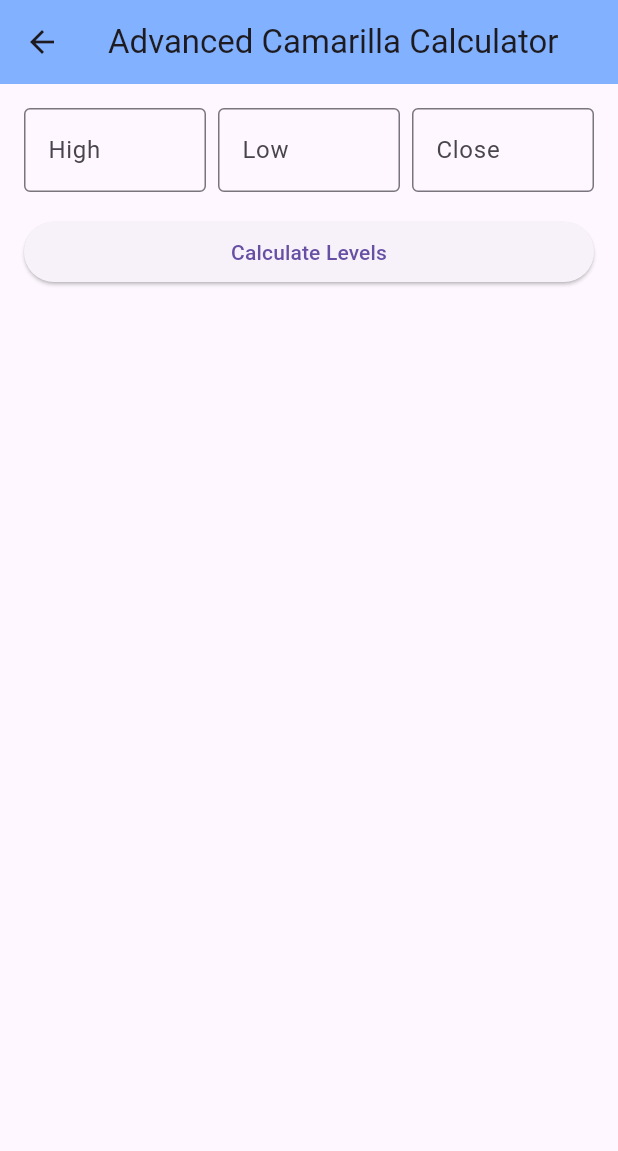
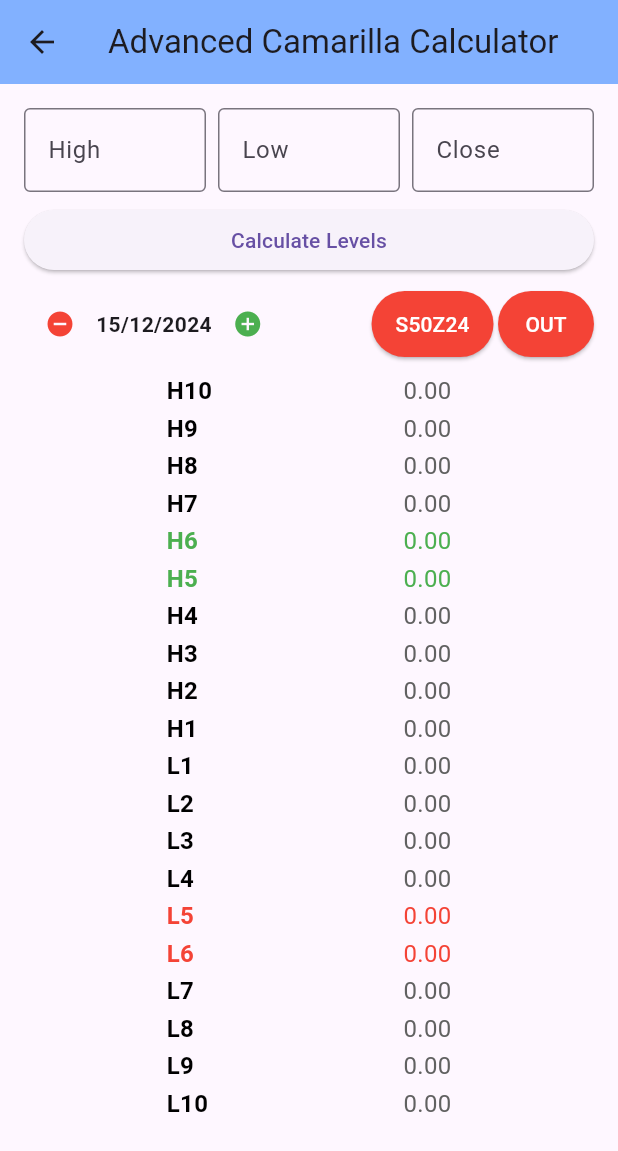
Before and after one commit to PunnawitAck3003/AckFibonacciCalculator, a Flutter app: the screen it shows after launch, after a tap on "Advanced Camarilla Trading Calculator", on a phone screen of 412 x 824 dp. Shown: the top 1151 px of the screen. Run offline on Flutter 3.47's test engine with Material 3 defaults, Android fonts, the phone set to English and light mode, and no system bars.

Commit message:
date_component

```diff
--- a/lib/advanced_carmarilla.dart
+++ b/lib/advanced_carmarilla.dart
@@ -1,4 +1,5 @@
 import 'package:flutter/material.dart';
+import 'package:flutter_application_fib1/custom_date.dart';
 
 class CamarillaCalculatorPage extends StatefulWidget {
   @override
@@ -11,7 +12,25 @@ class _CamarillaCalculatorPageState extends State<CamarillaCalculatorPage> {
   final TextEditingController _lowController = TextEditingController();
   final TextEditingController _closeController = TextEditingController();
 
-  Map<String, double>? _camarillaLevels;
+  Map<String, double> _camarillaLevels = {}; // Default levels
+
+  @override
+  void initState() {
+    super.initState();
+    _calculateDefaultLevels();
+  }
+
+  void _calculateDefaultLevels() {
+    // Default dummy values for high, low, close
+    const double high = 1;
+    const double low = 1;
+    const double close = 0;
+    final double range = high - low;
+
+    setState(() {
+      _camarillaLevels = _generateCamarillaLevels(high, low, close, range);
+    });
+  }
 
   void _calculateCamarillaLevels() {
     final double? high = double.tryParse(_highController.text);
@@ -24,9 +43,6 @@ class _CamarillaCalculatorPageState extends State<CamarillaCalculatorPage> {
         _camarillaLevels = _generateCamarillaLevels(high, low, close, range);
       });
     } else {
-      setState(() {
-        _camarillaLevels = null;
-      });
       ScaffoldMessenger.of(context).showSnackBar(
         SnackBar(
             content: Text('Please enter valid high, low, and close values.')),
@@ -36,31 +52,84 @@ class _CamarillaCalculatorPageState extends State<CamarillaCalculatorPage> {
 
   Map<String, double> _generateCamarillaLevels(
       double high, double low, double close, double range) {
-    //const double k = 0.55;
-    //const double m = 0.475;
-
     return {
       'H10': close + (1.7798 * range),
-      'H9': close + (1.65 * range),//1.1*1.5
-      'H8': close + (1.5202 * range),
-      'H7': close + (1.3596 * range),
-      'H6': (high/low)*close,//c
-      'H5': ((high/low)*close + close + (0.55 * range))/2,
-      'H4': close + (0.55 * range),//1.1/2
-      'H3': close + (0.275 * range),//1.1/4
-      'H2': close + (0.18333333 * range),//1.1/6
-      'H1': close + (0.09166666 * range),//1.1/12
-      'L1': close - (0.09166666 * range),
-      'L2': close - (0.18333333 * range),
-      'L3': close - (0.275 * range),
-      'L4': close - (0.55 * range),
-      'L5': 2*close - ((high/low)*close + close + (0.55 * range))/2,
-      'L6': close - (((high/low)*close)-close),
-      'L7': close - (1.3596 * range),
-      'L8': close - (1.5202 * range),
-      'L9': close - (1.65 * range),
+      'H9': close + (1.65 * range),
+      'H8 ': close + (1.5202 * range),
+      'H7 ': close + (1.3596 * range),
+      'H6 ': (high / low) * close,
+      'H5 ': ((high / low) * close + close + (0.55 * range)) / 2,
+      'H4 ': close + (0.55 * range),
+      'H3 ': close + (0.275 * range),
+      'H2 ': close + (0.18333333 * range),
+      'H1 ': close + (0.09166666 * range),
+      'L1 ': close - (0.09166666 * range),
+      'L2 ': close - (0.18333333 * range),
+      'L3 ': close - (0.275 * range),
+      'L4 ': close - (0.55 * range),
+      'L5 ': 2 * close - ((high / low) * close + close + (0.55 * range)) / 2,
+      'L6 ': close - (((high / low) * close) - close),
+      'L7 ': close - (1.3596 * range),
+      'L8 ': close - (1.5202 * range),
+      'L9 ': close - (1.65 * range),
       'L10': close - (1.7798 * range),
     };
+  }
+
+  Widget _buildCamarillaLevels() {
+    return LayoutBuilder(
+      builder: (context, constraints) {
+        final double horizontalPadding = constraints.maxWidth / 4;
+
+        return ListView(
+          children: _camarillaLevels.entries.map((entry) {
+            final String key = entry.key.trim();
+            final double value = entry.value;
+            final bool isImportantGreen = key == 'H5' || key == 'H6';
+            final bool isImportantRed = key == 'L5' || key == 'L6';
+
+            return Padding(
+              padding: EdgeInsets.symmetric(
+                  horizontal: horizontalPadding,
+                  vertical: 1.0), // Responsive padding
+              child: Row(
+                crossAxisAlignment: CrossAxisAlignment.center,
+                children: [
+                  // Key aligned to left
+                  Expanded(
+                    child: Text(
+                      key,
+                      style: TextStyle(
+                        fontWeight: FontWeight.bold,
+                        color: isImportantGreen
+                            ? Colors.green
+                            : isImportantRed
+                                ? Colors.red
+                                : Colors.black,
+                        fontSize: 16,
+                      ),
+                    ),
+                  ),
+                  // Value aligned to right
+                  Text(
+                    value.toStringAsFixed(2),
+                    textAlign: TextAlign.right,
+                    style: TextStyle(
+                      color: isImportantGreen
+                          ? Colors.green
+                          : isImportantRed
+                              ? Colors.red
+                              : Colors.grey[700],
+                      fontSize: 16,
+                    ),
+                  ),
+                ],
+              ),
+            );
+          }).toList(),
+        );
+      },
+    );
   }
 
   @override
@@ -113,35 +182,16 @@ class _CamarillaCalculatorPageState extends State<CamarillaCalculatorPage> {
                 ),
               ],
             ),
-            SizedBox(height: 16),
+            SizedBox(height: 8),
             ElevatedButton(
               onPressed: _calculateCamarillaLevels,
               child: Text('Calculate Levels'),
             ),
-            SizedBox(height: 24),
-            if (_camarillaLevels != null)
-              Expanded(
-                child: ListView(
-                  children: _camarillaLevels!.entries.map((entry) {
-                    return Padding(
-                      padding: const EdgeInsets.symmetric(vertical: 4.0),
-                      child: Row(
-                        mainAxisAlignment: MainAxisAlignment.spaceAround,
-                        children: [
-                          Text(
-                            '${entry.key}',
-                            style: TextStyle(fontWeight: FontWeight.bold),
-                          ),
-                          Text(
-                            '${entry.value.toStringAsFixed(2)}',
-                            style: TextStyle(color: Colors.grey[700]),
-                          ),
-                        ],
-                      ),
-                    );
-                  }).toList(),
-                ),
-              ),
+            SizedBox(height: 8),
+            // date time component here
+            DateButtonComponent(),
+            SizedBox(height: 8),
+            Expanded(child: _buildCamarillaLevels()), // Levels shown here
           ],
         ),
       ),
--- /dev/null
+++ b/lib/custom_date.dart
@@ -0,0 +1,140 @@
+import 'package:flutter/material.dart';
+import 'package:intl/intl.dart';
+
+class DateButtonComponent extends StatefulWidget {
+  @override
+  _DateButtonComponentState createState() => _DateButtonComponentState();
+}
+
+class _DateButtonComponentState extends State<DateButtonComponent> {
+  DateTime _selectedDate1 = DateTime.now();
+  DateTime _selectedDate2 = DateTime.now();
+  bool _isOut = true;
+  bool _isS50 = true;
+
+  String _formatDate(DateTime date) {
+    return DateFormat('dd/MM/yyyy').format(date);
+  }
+
+  void _changeDate(int days, int dateIndex) {
+    setState(() {
+      if (dateIndex == 1) {
+        _selectedDate1 = _selectedDate1.add(Duration(days: days));
+      } else {
+        _selectedDate2 = _selectedDate2.add(Duration(days: days));
+      }
+    });
+  }
+
+  void _toggleOutIn() {
+    setState(() {
+      _isOut = !_isOut;
+    });
+  }
+
+  String _generateButtonText(bool isS50) {
+    final month = _selectedDate1.month;
+    final yearLastTwoDigits = _selectedDate1.year.toString().substring(2);
+
+    String suffix = '';
+    if (month >= 1 && month <= 3) {
+      suffix = 'H';
+    } else if (month >= 4 && month <= 6) {
+      suffix = 'M';
+    } else if (month >= 7 && month <= 9) {
+      suffix = 'U';
+    } else {
+      suffix = 'Z';
+    }
+
+    return isS50
+        ? 'S50$suffix$yearLastTwoDigits'
+        : 'GO$suffix$yearLastTwoDigits';
+  }
+
+  @override
+  Widget build(BuildContext context) {
+    return Row(
+      crossAxisAlignment: CrossAxisAlignment.center,
+      children: [
+        if (!_isS50)
+          _buildDateComponent(
+            date: _selectedDate2,
+            onAdd: () => _changeDate(1, 2),
+            onSubtract: () => _changeDate(-1, 2),
+          ),
+        if (!_isS50)
+          Text(
+            'to',
+            style: TextStyle(fontSize: 14, fontWeight: FontWeight.bold),
+          ),
+        _buildDateComponent(
+          date: _selectedDate1,
+          onAdd: () => _changeDate(1, 1),
+          onSubtract: () => _changeDate(-1, 1),
+        ),
+        Spacer(), // Pushes everything after this to the right
+        Row(
+          mainAxisSize: MainAxisSize.min, // Groups the buttons together
+          children: [
+            ElevatedButton(
+              onPressed: () {
+                setState(() {
+                  _isS50 = !_isS50;
+                });
+              },
+              style: ElevatedButton.styleFrom(
+                padding: EdgeInsets.symmetric(vertical: 12, horizontal: 16),
+                backgroundColor:
+                    _isS50 ? Colors.red : Colors.amber, // Background color
+                foregroundColor: Colors.white, // Text color
+              ),
+              child: Text(
+                _generateButtonText(_isS50),
+                style: TextStyle(fontSize: 14),
+              ),
+            ),
+            SizedBox(width: 3),
+            ElevatedButton(
+              onPressed: _toggleOutIn,
+              style: ElevatedButton.styleFrom(
+                padding: EdgeInsets.symmetric(vertical: 12, horizontal: 16),
+                backgroundColor:
+                    _isOut ? Colors.red : Colors.green, // Background color
+                foregroundColor: Colors.white, // Text color
+              ),
+              child: Text(
+                _isOut ? 'OUT' : 'IN',
+                style: TextStyle(fontSize: 14),
+              ),
+            ),
+          ],
+        ),
+      ],
+    );
+  }
+
+  Widget _buildDateComponent({
+    required DateTime date,
+    required VoidCallback onAdd,
+    required VoidCallback onSubtract,
+  }) {
+    return Row(
+      mainAxisSize: MainAxisSize.min,
+      children: [
+        IconButton(
+          icon: Icon(Icons.remove_circle, size: 20, color: Colors.red),
+          onPressed: onSubtract,
+        ),
+        Text(
+          _formatDate(date),
+          style: TextStyle(fontSize: 14, fontWeight: FontWeight.bold),
+        ),
+        IconButton(
+          icon: Icon(Icons.add_circle, size: 20, color: Colors.green),
+          onPressed: onAdd,
+        ),
+      ],
+    );
+  }
+}
--- a/lib/fibonacci_retracement_page.dart
+++ b/lib/fibonacci_retracement_page.dart
@@ -1,8 +1,9 @@
 import 'package:flutter/material.dart';
-import 'package:flutter_application_fib1/fibonacci_rebounding_page.dart';
 import 'fibonacci_levels.dart';
 
 class FibonacciRetracementPage extends StatefulWidget {
+  const FibonacciRetracementPage({super.key});
+
   @override
   _FibonacciRetracementPageState createState() =>
       _FibonacciRetracementPageState();
--- a/lib/main.dart
+++ b/lib/main.dart
@@ -1,7 +1,6 @@
 import 'package:flutter/material.dart';
 import 'package:flutter_application_fib1/advanced_carmarilla.dart';
 import 'package:flutter_application_fib1/fibonacci_projection_page.dart';
-import 'package:flutter_application_fib1/fibonacci_rebounding_page.dart';
 import 'package:flutter_application_fib1/fibonacci_retracement_page.dart';
 
 void main() {
--- a/pubspec.yaml
+++ b/pubspec.yaml
@@ -35,6 +35,7 @@ dependencies:
   # Use with the CupertinoIcons class for iOS style icons.
   cupertino_icons: ^1.0.8
   flutter_launcher_icons: ^0.14.2
+  intl: ^0.18.0
 
 flutter_launcher_icons:
   android: "launcher_icon"
```
Also changed, not shown: pubspec.lock.
